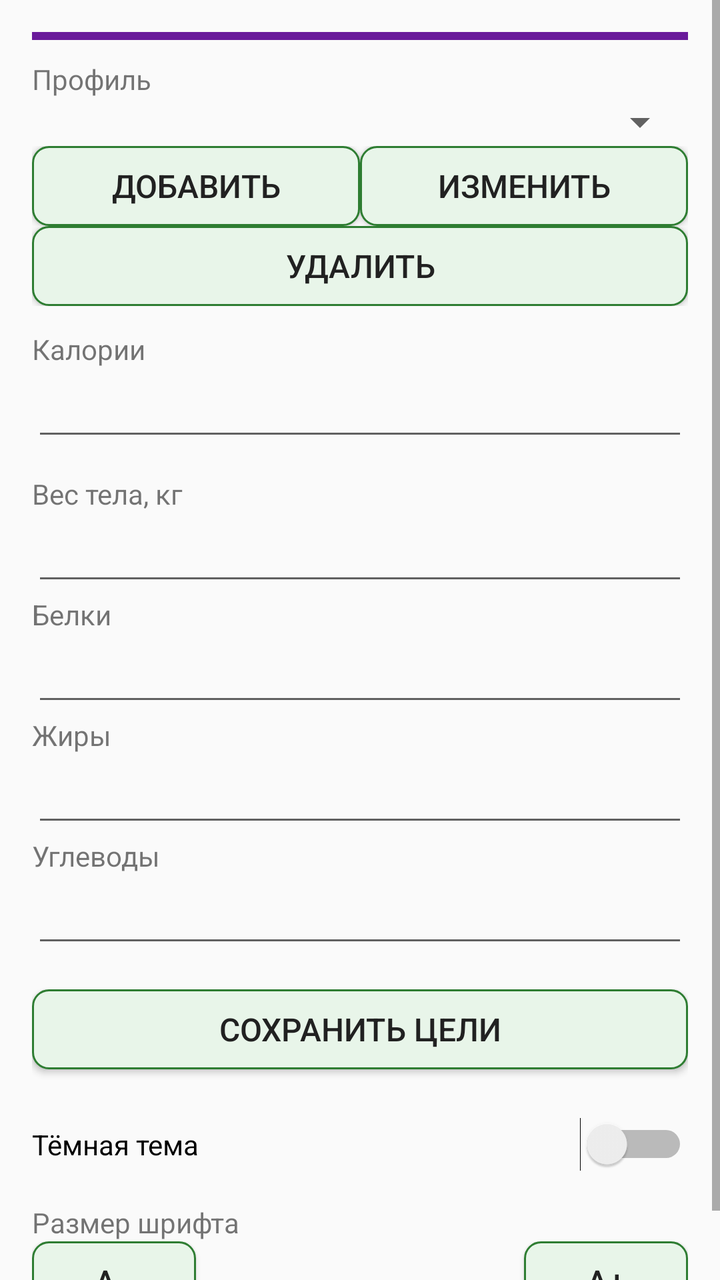
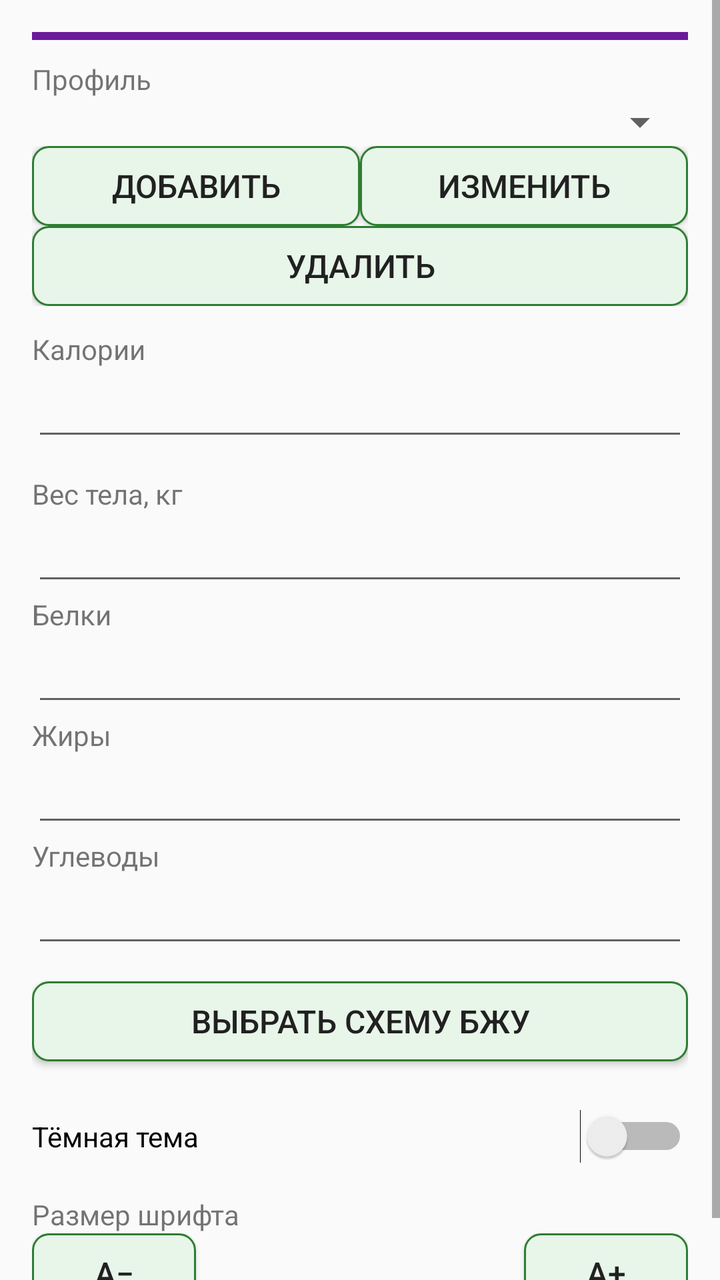

The first picture is an Android layout as it rendered before a commit; the second is the same layout after the commit. The layout source and the unified diff follow.
<!-- AndroidManifest.xml: application theme AppTheme.Light -->
<!-- res/layout/fragment_profile.xml -->
<?xml version="1.0" encoding="utf-8"?>
<ScrollView xmlns:android="http://schemas.android.com/apk/res/android"
    android:layout_width="match_parent"
    android:layout_height="match_parent">

    <LinearLayout
        android:layout_width="match_parent"
        android:layout_height="wrap_content"
        android:orientation="vertical"
        android:padding="16dp">

        <View
            android:layout_width="match_parent"
            android:layout_height="4dp"
            android:layout_marginBottom="10dp"
            android:background="?attr/blockProfile" />

        <TextView
            android:layout_width="match_parent"
            android:layout_height="wrap_content"
            android:text="@string/profile_label" />

        <Spinner
            android:saveEnabled="false"
            android:id="@+id/profileSpinner"
            android:layout_width="match_parent"
            android:layout_height="wrap_content" />

        <LinearLayout
            android:layout_width="match_parent"
            android:layout_height="wrap_content"
            android:orientation="horizontal">

            <Button style="@style/AppButton"
                android:id="@+id/addProfileButton"
                android:layout_width="0dp"
                android:layout_weight="1"
                android:layout_height="wrap_content"
                android:minWidth="0dp"
                android:singleLine="true"
                android:text="@string/add_profile" />

            <Button style="@style/AppButton"
                android:id="@+id/renameProfileButton"
                android:layout_width="0dp"
                android:layout_weight="1"
                android:layout_height="wrap_content"
                android:minWidth="0dp"
                android:singleLine="true"
                android:text="@string/rename_profile" />
        </LinearLayout>

        <LinearLayout
            android:layout_width="match_parent"
            android:layout_height="wrap_content"
            android:orientation="horizontal">

            <Button style="@style/AppButton"
                android:id="@+id/deleteProfileButton"
                android:layout_width="0dp"
                android:layout_weight="1"
                android:layout_height="wrap_content"
                android:minWidth="0dp"
                android:singleLine="true"
                android:text="@string/delete_profile" />
        </LinearLayout>

        <TextView
            android:layout_width="match_parent"
            android:layout_height="wrap_content"
            android:layout_marginTop="12dp"
            android:text="@string/kcal" />

        <EditText
            android:id="@+id/targetKcalInput"
            android:layout_width="match_parent"
            android:layout_height="wrap_content"
            android:inputType="numberDecimal"
            android:saveEnabled="false" />

        <TextView
            android:layout_width="match_parent"
            android:layout_height="wrap_content"
            android:layout_marginTop="12dp"
            android:text="@string/body_weight" />

        <EditText
            android:id="@+id/weightInput"
            android:layout_width="match_parent"
            android:layout_height="wrap_content"
            android:inputType="numberDecimal"
            android:saveEnabled="false" />

        <TextView
            android:layout_width="match_parent"
            android:layout_height="wrap_content"
            android:text="@string/protein" />

        <EditText
            android:id="@+id/targetProteinInput"
            android:layout_width="match_parent"
            android:layout_height="wrap_content"
            android:inputType="numberDecimal"
            android:saveEnabled="false" />

        <TextView
            android:layout_width="match_parent"
            android:layout_height="wrap_content"
            android:text="@string/fat" />

        <EditText
            android:id="@+id/targetFatInput"
            android:layout_width="match_parent"
            android:layout_height="wrap_content"
            android:inputType="numberDecimal"
            android:saveEnabled="false" />

        <TextView
            android:layout_width="match_parent"
            android:layout_height="wrap_content"
            android:text="@string/carbs" />

        <EditText
            android:id="@+id/targetCarbsInput"
            android:layout_width="match_parent"
            android:layout_height="wrap_content"
            android:inputType="numberDecimal"
            android:saveEnabled="false" />

        <TextView
            android:id="@+id/schemeHint"
            android:layout_width="match_parent"
            android:layout_height="wrap_content"
            android:layout_marginTop="12dp"
            android:visibility="gone"
            android:text="@string/scheme_hint" />

        <Spinner
            android:saveEnabled="false"
            android:id="@+id/schemeSpinner"
            android:layout_width="match_parent"
            android:layout_height="wrap_content"
            android:visibility="gone"
            android:entries="@array/macro_schemes" />

        <Button style="@style/AppButton"
            android:id="@+id/saveTargetsButton"
            android:layout_width="match_parent"
            android:layout_height="wrap_content"
            android:layout_marginTop="16dp"
            android:text="@string/save_targets" />

        <Switch
            android:id="@+id/darkThemeSwitch"
            android:layout_width="match_parent"
            android:layout_height="wrap_content"
            android:layout_marginTop="24dp"
            android:text="@string/dark_theme" />

        <TextView
            android:id="@+id/fontLabel"
            android:layout_width="match_parent"
            android:layout_height="wrap_content"
            android:layout_marginTop="16dp"
            android:text="@string/font_size_title" />

        <LinearLayout
            android:layout_width="match_parent"
            android:layout_height="wrap_content"
            android:orientation="horizontal">

            <Button style="@style/AppButton"
                android:id="@+id/fontMinusButton"
                android:layout_width="0dp"
                android:layout_weight="1"
                android:layout_height="wrap_content"
                android:minWidth="0dp"
                android:text="@string/font_minus" />

            <TextView
                android:id="@+id/fontValue"
                android:layout_width="0dp"
                android:layout_weight="2"
                android:layout_height="wrap_content"
                android:gravity="center"
                android:textSize="15sp" />

            <Button style="@style/AppButton"
                android:id="@+id/fontPlusButton"
                android:layout_width="0dp"
                android:layout_weight="1"
                android:layout_height="wrap_content"
                android:minWidth="0dp"
                android:text="@string/font_plus" />
        </LinearLayout>

    </LinearLayout>

</ScrollView>
<!-- resources referenced by this layout -->
<resources>
  <string-array name="macro_schemes">
          <item>ВОЗ — сбалансированная</item>
          <item>IOM — средняя AMDR</item>
          <item>DASH</item>
          <item>Средиземноморская</item>
          <item>Зона</item>
          <item>Аткинс</item>
          <item>Низкожировая</item>
          <item>Высокобелковая</item>
          <item>Низкоуглеводная</item>
          <item>Кето</item>
      </string-array>
  <string name="add_profile">Добавить</string>
  <string name="body_weight">Вес тела, кг</string>
  <string name="carbs">Углеводы</string>
  <string name="dark_theme">Тёмная тема</string>
  <string name="delete_profile">Удалить</string>
  <string name="fat">Жиры</string>
  <string name="font_minus">A−</string>
  <string name="font_plus">A+</string>
  <string name="font_size_title">Размер шрифта</string>
  <string name="kcal">Калории</string>
  <string name="profile_label">Профиль</string>
  <string name="protein">Белки</string>
  <string name="rename_profile">Изменить</string>
  <string name="save_targets">Сохранить цели</string>
  <string name="scheme_hint">Схемы БЖУ при вводе калорий</string>
  <style name="AppButton" parent="@android:style/Widget.Material.Button">
          <item name="android:background">?attr/buttonBg</item>
          <item name="android:textColor">?android:attr/textColorPrimary</item>
          <item name="android:minHeight">40dp</item>
          <item name="android:textSize">16dp</item>
          <item name="android:paddingTop">4dp</item>
          <item name="android:paddingBottom">4dp</item>
          <item name="android:paddingStart">8dp</item>
          <item name="android:paddingEnd">8dp</item>
      </style>
  <color name="light_bg">#FAFAFA</color>
  <color name="light_text">#212121</color>
  <color name="light_secondary">#616161</color>
  <color name="accent_light">#2E7D32</color>
  <!-- drawable button_selector_light (drawable) -->
  <?xml version="1.0" encoding="utf-8"?>
  <selector xmlns:android="http://schemas.android.com/apk/res/android">
      <item android:state_pressed="true">
          <shape android:shape="rectangle">
              <solid android:color="#C8E6C9" />
              <stroke android:width="1dp" android:color="#2E7D32" />
              <corners android:radius="8dp" />
          </shape>
      </item>
      <item>
          <shape android:shape="rectangle">
              <solid android:color="#E8F5E9" />
              <stroke android:width="1dp" android:color="#2E7D32" />
              <corners android:radius="8dp" />
          </shape>
      </item>
  </selector>
  <color name="track_light">#E0E0E0</color>
  <color name="kcal_color">#EF6C00</color>
  <color name="protein_color">#1976D2</color>
  <color name="fat_color">#C2185B</color>
  <color name="carbs_color">#7B1FA2</color>
  <color name="recent_dish">@color/recent_dish_light</color>
  <color name="meal0">@color/meal0_light</color>
  <color name="meal1">@color/meal1_light</color>
  <color name="meal2">@color/meal2_light</color>
  <color name="meal3">@color/meal3_light</color>
  <color name="block_day">@color/block_day_light</color>
  <color name="block_products">@color/block_products_light</color>
  <color name="block_profile">@color/block_profile_light</color>
  <color name="recent_dish_light">#0288D1</color>
  <color name="meal0_light">#FFB74D</color>
  <color name="meal1_light">#81C784</color>
  <color name="meal2_light">#9575CD</color>
  <color name="meal3_light">#4FC3F7</color>
  <color name="block_day_light">#2E7D32</color>
  <color name="block_products_light">#1565C0</color>
  <color name="block_profile_light">#6A1B9A</color>
  <!-- unchanged entries left out for length: 1 -->
</resources>

<!-- the commit's change to res/layout/fragment_profile.xml (unified diff, before → after) -->
@@ -127,28 +127,12 @@
             android:inputType="numberDecimal"
             android:saveEnabled="false" />
 
-        <TextView
-            android:id="@+id/schemeHint"
+        <Button style="@style/AppButton"
+            android:id="@+id/chooseSchemeButton"
             android:layout_width="match_parent"
             android:layout_height="wrap_content"
             android:layout_marginTop="12dp"
-            android:visibility="gone"
-            android:text="@string/scheme_hint" />
-
-        <Spinner
-            android:saveEnabled="false"
-            android:id="@+id/schemeSpinner"
-            android:layout_width="match_parent"
-            android:layout_height="wrap_content"
-            android:visibility="gone"
-            android:entries="@array/macro_schemes" />
-
-        <Button style="@style/AppButton"
-            android:id="@+id/saveTargetsButton"
-            android:layout_width="match_parent"
-            android:layout_height="wrap_content"
-            android:layout_marginTop="16dp"
-            android:text="@string/save_targets" />
+            android:text="@string/choose_scheme" />
 
         <Switch
             android:id="@+id/darkThemeSwitch"
<!-- resource entries referenced after the edit -->
@@ -1,20 +1,9 @@
 <!-- resources referenced by this layout -->
 <resources>
-  <string-array name="macro_schemes">
-          <item>ВОЗ — сбалансированная</item>
-          <item>IOM — средняя AMDR</item>
-          <item>DASH</item>
-          <item>Средиземноморская</item>
-          <item>Зона</item>
-          <item>Аткинс</item>
-          <item>Низкожировая</item>
-          <item>Высокобелковая</item>
-          <item>Низкоуглеводная</item>
-          <item>Кето</item>
-      </string-array>
   <string name="add_profile">Добавить</string>
   <string name="body_weight">Вес тела, кг</string>
   <string name="carbs">Углеводы</string>
+  <string name="choose_scheme">Выбрать схему БЖУ</string>
   <string name="dark_theme">Тёмная тема</string>
   <string name="delete_profile">Удалить</string>
   <string name="fat">Жиры</string>
@@ -25,8 +14,6 @@
   <string name="profile_label">Профиль</string>
   <string name="protein">Белки</string>
   <string name="rename_profile">Изменить</string>
-  <string name="save_targets">Сохранить цели</string>
-  <string name="scheme_hint">Схемы БЖУ при вводе калорий</string>
   <style name="AppButton" parent="@android:style/Widget.Material.Button">
           <item name="android:background">?attr/buttonBg</item>
           <item name="android:textColor">?android:attr/textColorPrimary</item>
